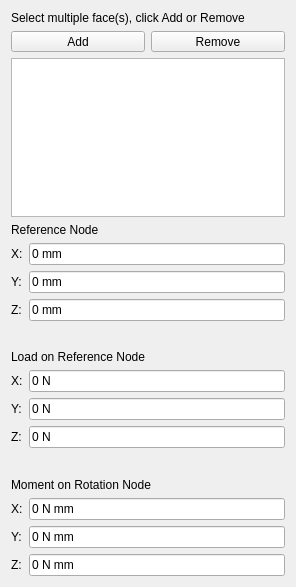
Old version of the form src/Mod/Fem/Gui/TaskFemConstraintRigidBody.ui in the repository southseact-3d/fcd.
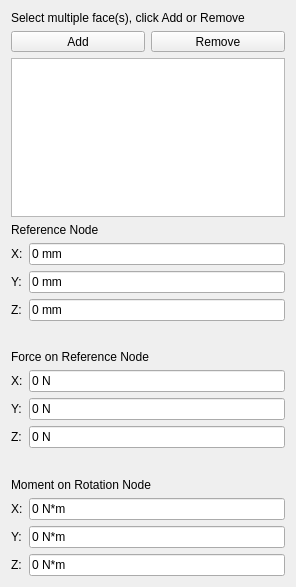
New version of the form. Custom widgets are drawn as their Qt base class.

Commit message: Fem: Update properties of ConstraintRigidBody

What changed in the file:
```diff
--- a/src/Mod/Fem/Gui/TaskFemConstraintRigidBody.ui
+++ b/src/Mod/Fem/Gui/TaskFemConstraintRigidBody.ui
@@ -149,7 +149,7 @@
      <item>
       <widget class="QLabel" name="lbl_ref_load">
        <property name="text">
-        <string>Load on Reference Node</string>
+        <string>Force on Reference Node</string>
        </property>
       </widget>
      </item>
@@ -247,9 +247,9 @@
         </widget>
        </item>
        <item row="0" column="1">
-        <widget class="Gui::InputField" name="if_rot_load_x">
+        <widget class="Gui::InputField" name="if_rot_force_x">
          <property name="text">
-          <string>0 N mm</string>
+          <string>0 N*m</string>
          </property>
          <property name="unit" stdset="0">
           <string notr="true">N mm</string>
@@ -267,9 +267,9 @@
         </widget>
        </item>
        <item row="1" column="1">
-        <widget class="Gui::InputField" name="if_rot_load_y">
+        <widget class="Gui::InputField" name="if_rot_force_y">
          <property name="text">
-          <string>0 N mm</string>
+          <string>0 N*m</string>
          </property>
          <property name="unit" stdset="0">
           <string notr="true">N mm</string>
@@ -287,9 +287,9 @@
         </widget>
        </item>
        <item row="2" column="1">
-        <widget class="Gui::InputField" name="if_rot_load_z">
+        <widget class="Gui::InputField" name="if_rot_force_z">
          <property name="text">
-          <string>0 N mm</string>
+          <string>0 N*m</string>
          </property>
          <property name="unit" stdset="0">
           <string notr="true">N mm</string>
```
Left out of the diff: 32 changed lines with no effect on the pictures. The commit also changes 4 other files.
